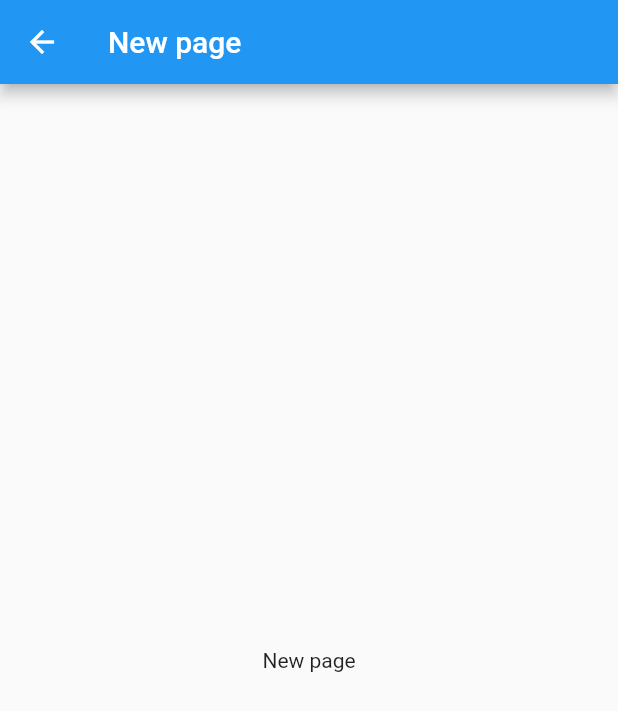
After one commit to Julian-Alcaraz/schollinorder, a Flutter app: the CargarFaltasProfesor screen opened directly, on a phone screen of 412 x 824 dp. The commit adds this screen. Shown: the top 711 px of the screen. Run offline on Flutter 3.47's test engine with Material 2 defaults, Android fonts, the phone set to English and light mode, and no system bars.

Commit message:
Cree pagina Cargar paginas de profesor

```diff
--- a/lib/src/pages/administrativos/administrativos.dart
+++ b/lib/src/pages/administrativos/administrativos.dart
@@ -70,7 +70,7 @@ class AdministrativosPages extends StatelessWidget {
                 style: ElevatedButton.styleFrom(
                     primary: Color(0xFF364562), minimumSize: Size(200, 95)),
                 child: Text(
-                  "Cargar datos\nde profesores ",
+                  "Cargar faltas\nde profesores ",
                   style: TextStyle(
                     color: Colors.white,
                     fontSize: (20),
--- /dev/null
+++ b/lib/src/pages/administrativos/cargarFaltasProfesor.dart
@@ -0,0 +1,15 @@
+import 'package:flutter/material.dart';
+
+class CargarFaltasProfesor extends StatelessWidget {
+  @override
+  Widget build(BuildContext context) {
+    return Scaffold(
+      appBar: AppBar(
+        title: Text("New page"),
+      ),
+      body: Center(
+        child: Text("New page"),
+      ),
+    );
+  }
+}
```
